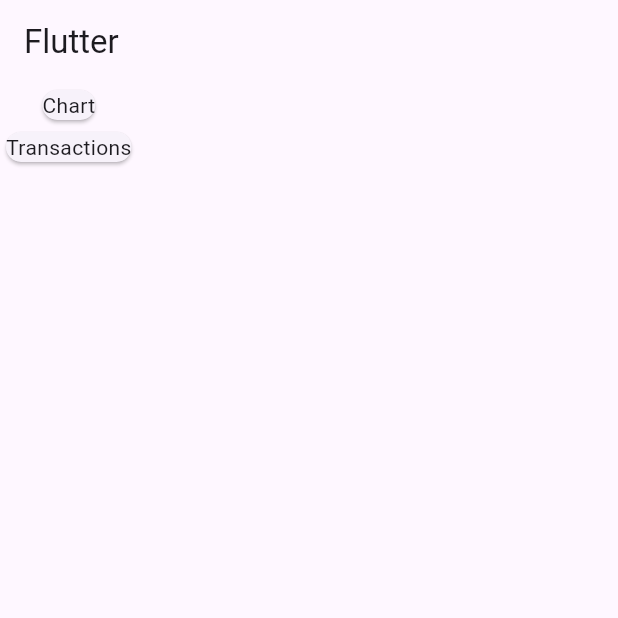
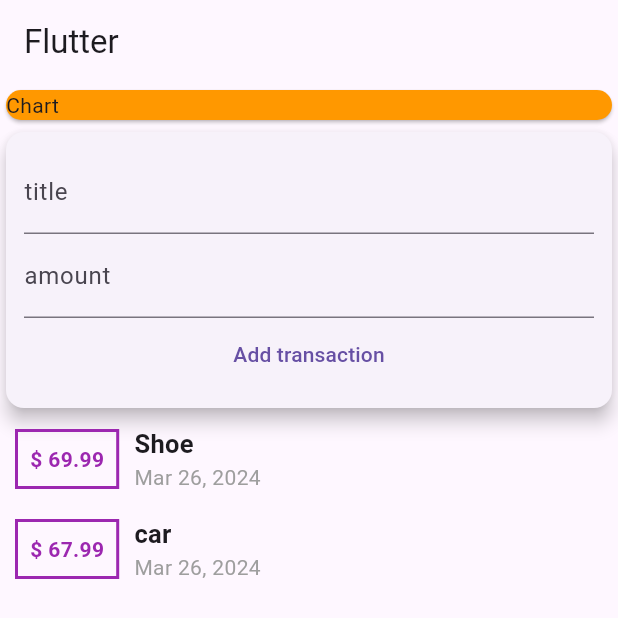
Before and after one commit to saud23058/Personal-Expenses-App-In-Flutter, a Flutter app: the screen it shows after launch, on a phone screen of 412 x 824 dp. Shown: the top 618 px of the screen. Run offline on Flutter 3.47's test engine with Material 3 defaults, Android fonts, the phone set to English and light mode, and no system bars.

Commit message:
second commit

```diff
--- a/lib/main.dart
+++ b/lib/main.dart
@@ -1,4 +1,8 @@
 import 'package:flutter/material.dart';
+import 'package:personal_expenses_app/models/transaction.dart';
+import 'package:personal_expenses_app/widgets/newTransaction.dart';
+import 'package:personal_expenses_app/widgets/transactionsList.dart';
+import 'package:personal_expenses_app/widgets/userTransaction.dart';
 
 void main() => runApp(const MyApp());
 
@@ -9,27 +13,28 @@
   Widget build(BuildContext context) {
     return const MaterialApp(
       debugShowCheckedModeBanner: false,
-      home: HomePage(),
+      home: HomePage()
     );
   }
 }
 
-class HomePage extends StatefulWidget {
-  const HomePage({super.key});
-
-  @override
-  State<HomePage> createState() => _HomePageState();
-}
-
-class _HomePageState extends State<HomePage> {
+class HomePage extends StatelessWidget {
+ const HomePage({super.key});
   @override
   Widget build(BuildContext context) {
     return Scaffold(
-      appBar: AppBar(title: Text("Flutter"),),
+      appBar: AppBar(
+        title: const Text("Flutter"),
+      ),
       body: Column(
         children: [
-          Card(child: Text("Chart"),),
-          Card(child: Text("Transactions"),)
+          Container(
+              width: double.infinity,
+              child: const Card(
+                color: Colors.orange,
+                child: Text("Chart"),
+              )),
+          const UserTransactions()
         ],
       ),
     );
--- /dev/null
+++ b/lib/models/transaction.dart
@@ -0,0 +1,12 @@
+class Transaction {
+  final String id;
+  final String title;
+  final double money;
+  final DateTime date;
+
+  Transaction(
+      {required this.id,
+      required this.title,
+      required this.money,
+      required this.date});
+}
--- /dev/null
+++ b/lib/widgets/newTransaction.dart
@@ -0,0 +1,34 @@
+import 'package:flutter/material.dart';
+class NewTransaction extends StatelessWidget {
+  final Function newTx;
+  final  titleController =TextEditingController();
+  final  amountController=TextEditingController();
+   NewTransaction({super.key, required this.newTx});
+
+  @override
+  Widget build(BuildContext context) {
+    return Card(
+      elevation: 5,
+      child: Padding(
+        padding: const EdgeInsets.all(12),
+        child: Column(
+          children: [
+            TextField(
+              decoration: const InputDecoration(labelText: 'title'),
+              // onChanged: (val)=>titleInput=val,
+              controller: titleController,
+            ),
+            TextField(
+              decoration: const InputDecoration(labelText: 'amount'),
+              // onChanged: (val)=>amountInput=val,
+              controller: amountController,
+            ),
+            TextButton(onPressed: () {
+             newTx(titleController.text,double.parse(amountController.text));
+            }, child: const Text('Add transaction'))
+          ],
+        ),
+      ),
+    );
+  }
+}
--- /dev/null
+++ b/lib/widgets/transactionsList.dart
@@ -0,0 +1,55 @@
+import 'package:flutter/material.dart';
+import 'package:intl/intl.dart';
+
+import '../models/transaction.dart';
+class TransactionsList extends StatelessWidget {
+  final List<Transaction> transaction ;
+   TransactionsList({super.key, required this.transaction});
+
+
+
+  @override
+  Widget build(BuildContext context) {
+    return  Column(
+      children: transaction.map((tx) {
+        return Row(
+          children: [
+            Container(
+              margin: const EdgeInsets.symmetric(
+                vertical: 10,
+                horizontal: 10,
+              ),
+              decoration: BoxDecoration(
+                  border: Border.all(
+                    color: Colors.purple,
+                    width: 2,
+                  )),
+              child: Padding(
+                padding: const EdgeInsets.all(8.0),
+                child: Text(
+                  "\$ ${tx.money}",
+                  style: const TextStyle(
+                      color: Colors.purple, fontWeight: FontWeight.bold),
+                ),
+              ),
+            ),
+            Column(
+              crossAxisAlignment: CrossAxisAlignment.start,
+              children: [
+                Text(
+                  tx.title,
+                  style: const TextStyle(
+                      fontWeight: FontWeight.bold, fontSize: 17),
+                ),
+                Text(
+                  DateFormat.yMMMd().format(tx.date),
+                  style: const TextStyle(color: Colors.grey),
+                )
+              ],
+            ),
+          ],
+        );
+      }).toList(),
+    );
+  }
+}
--- /dev/null
+++ b/lib/widgets/userTransaction.dart
@@ -0,0 +1,54 @@
+import 'package:flutter/material.dart';
+import 'package:personal_expenses_app/widgets/newTransaction.dart';
+import 'package:personal_expenses_app/widgets/transactionsList.dart';
+
+import '../models/transaction.dart';
+
+class UserTransactions extends StatefulWidget {
+  const UserTransactions({super.key});
+
+  @override
+  State<UserTransactions> createState() => _UserTransactionsState();
+}
+
+class _UserTransactionsState extends State<UserTransactions> {
+  final List<Transaction> userTransaction = [
+    Transaction(
+      id: "t1",
+      title: "Shoe",
+      money: 69.99,
+      date: DateTime.now(),
+    ),
+    Transaction(
+      id: "t2",
+      title: "car",
+      money: 67.99,
+      date: DateTime.now(),
+    )
+  ];
+
+  void _addNewTransaction(String title, double amount) {
+    print("Function Called");
+    final newTx = Transaction(
+      title: title,
+      money: amount,
+      id: DateTime.now().toString(),
+      date: DateTime.now(),
+    );
+    setState(() {
+      userTransaction.add(newTx);
+    });
+  }
+
+  @override
+  Widget build(BuildContext context) {
+    return Column(
+      children: [
+        NewTransaction(newTx:_addNewTransaction),
+        TransactionsList(
+          transaction: userTransaction,
+        )
+      ],
+    );
+  }
+}
--- a/pubspec.yaml
+++ b/pubspec.yaml
@@ -35,6 +35,7 @@
   # The following adds the Cupertino Icons font to your application.
   # Use with the CupertinoIcons class for iOS style icons.
   cupertino_icons: ^1.0.2
+  intl: ^0.19.0
 
 dev_dependencies:
   flutter_test:
```
Also changed, not shown: pubspec.lock.
